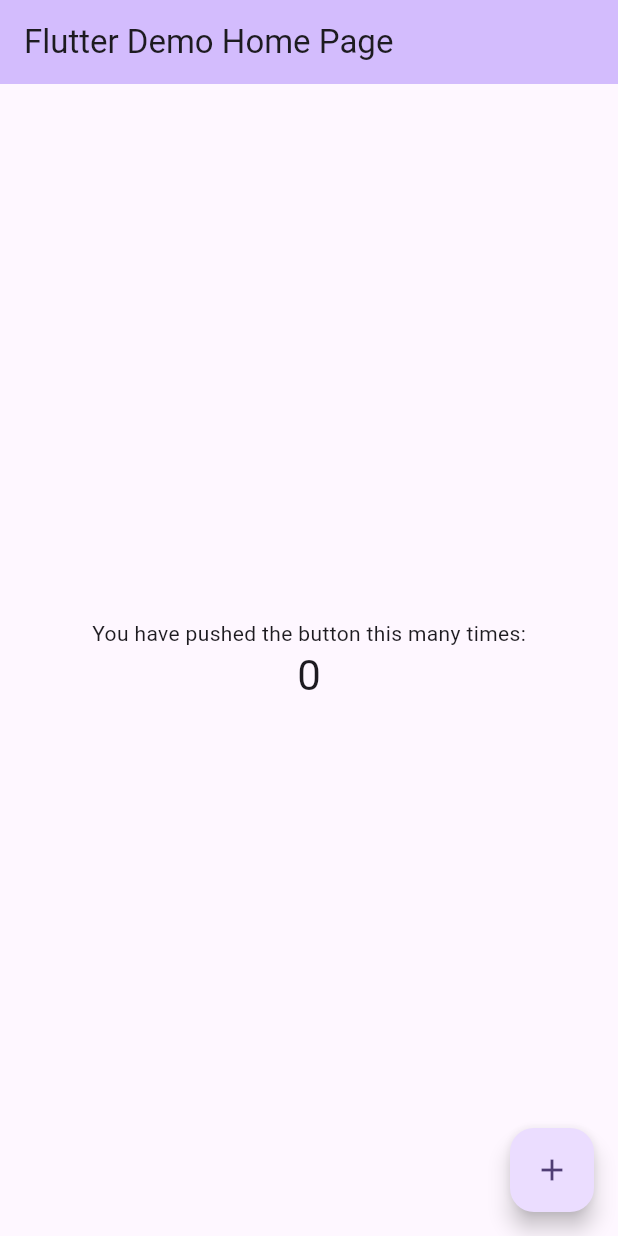
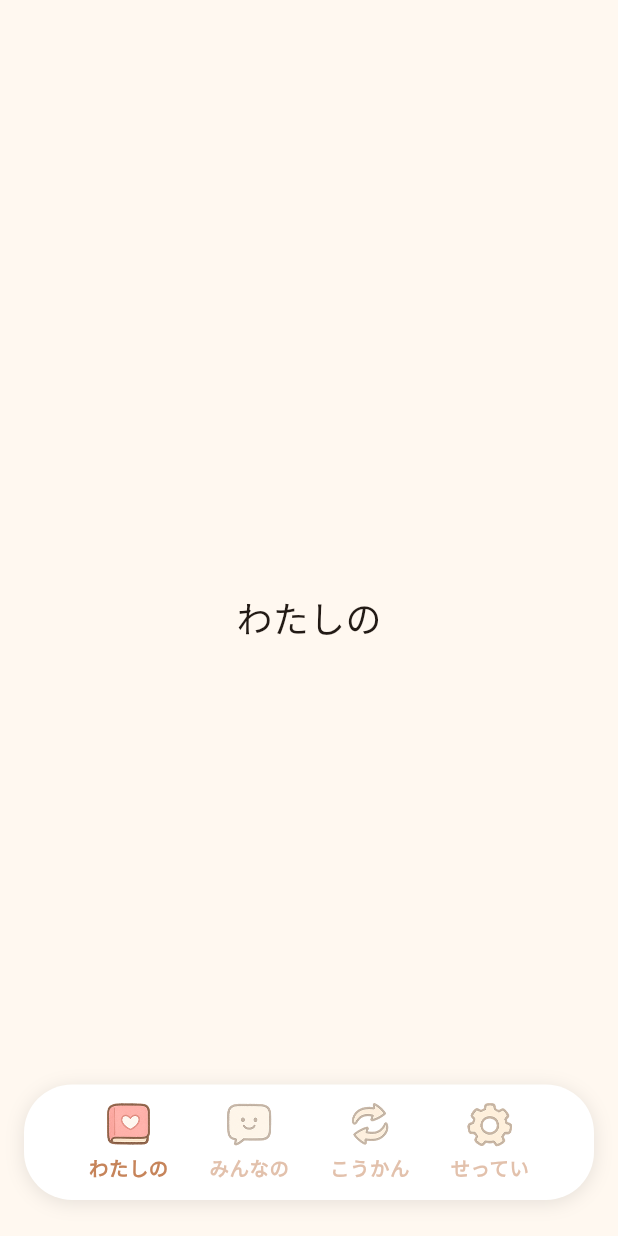
Before and after one commit to p2hacks2025/post-04, a Flutter app: the screen it shows after launch, on a phone screen of 412 x 824 dp. Run offline on Flutter 3.47's test engine with Material 3 defaults, Android fonts, the phone set to English and light mode, and no system bars; our stand-ins replace google_fonts.

Commit message:
feat: add bottom navigation bar with icons and haptics

```diff
--- a/lib/main.dart
+++ b/lib/main.dart
@@ -1,4 +1,7 @@
 import 'package:flutter/material.dart';
+import 'package:google_fonts/google_fonts.dart';
+
+import 'widgets/navigation_bar.dart';
 
 void main() {
   runApp(const MyApp());
@@ -7,116 +10,67 @@ void main() {
 class MyApp extends StatelessWidget {
   const MyApp({super.key});
 
-  // This widget is the root of your application.
   @override
   Widget build(BuildContext context) {
     return MaterialApp(
-      title: 'Flutter Demo',
-      theme: ThemeData(
-        // This is the theme of your application.
-        //
-        // TRY THIS: Try running your application with "flutter run". You'll see
-        // the application has a purple toolbar. Then, without quitting the app,
-        // try changing the seedColor in the colorScheme below to Colors.green
-        // and then invoke "hot reload" (save your changes or press the "hot
-        // reload" button in a Flutter-supported IDE, or press "r" if you used
-        // the command line to start the app).
-        //
-        // Notice that the counter didn't reset back to zero; the application
-        // state is not lost during the reload. To reset the state, use hot
-        // restart instead.
-        //
-        // This works for code too, not just values: Most code changes can be
-        // tested with just a hot reload.
-        colorScheme: .fromSeed(seedColor: Colors.deepPurple),
-      ),
-      home: const MyHomePage(title: 'Flutter Demo Home Page'),
+      title: 'Seal App',
+      theme: _buildTheme(),
+      home: const MainScreen(),
+    );
+  }
+
+  ThemeData _buildTheme() {
+    final ThemeData baseTheme = ThemeData(
+      colorScheme: ColorScheme.fromSeed(seedColor: const Color(0xFFC6845A)),
+    );
+
+    return baseTheme.copyWith(
+      textTheme: GoogleFonts.zenMaruGothicTextTheme(baseTheme.textTheme),
     );
   }
 }
 
-class MyHomePage extends StatefulWidget {
-  const MyHomePage({super.key, required this.title});
-
-  // This widget is the home page of your application. It is stateful, meaning
-  // that it has a State object (defined below) that contains fields that affect
-  // how it looks.
-
-  // This class is the configuration for the state. It holds the values (in this
-  // case the title) provided by the parent (in this case the App widget) and
-  // used by the build method of the State. Fields in a Widget subclass are
-  // always marked "final".
-
-  final String title;
+class MainScreen extends StatefulWidget {
+  const MainScreen({super.key});
 
   @override
-  State<MyHomePage> createState() => _MyHomePageState();
+  State<MainScreen> createState() => _MainScreenState();
 }
 
-class _MyHomePageState extends State<MyHomePage> {
-  int _counter = 0;
+class _MainScreenState extends State<MainScreen> {
+  int _selectedIndex = 0;
 
-  void _incrementCounter() {
-    setState(() {
-      // This call to setState tells the Flutter framework that something has
-      // changed in this State, which causes it to rerun the build method below
-      // so that the display can reflect the updated values. If we changed
-      // _counter without calling setState(), then the build method would not be
-      // called again, and so nothing would appear to happen.
-      _counter++;
-    });
-  }
+  final List<Widget> _pages = [
+    const Center(child: Text('わたしの', style: TextStyle(fontSize: 24))),
+    const Center(child: Text('みんなの', style: TextStyle(fontSize: 24))),
+    const Center(child: Text('こうかん', style: TextStyle(fontSize: 24))),
+    const Center(child: Text('せってい', style: TextStyle(fontSize: 24))),
+  ];
 
   @override
   Widget build(BuildContext context) {
-    // This method is rerun every time setState is called, for instance as done
-    // by the _incrementCounter method above.
-    //
-    // The Flutter framework has been optimized to make rerunning build methods
-    // fast, so that you can just rebuild anything that needs updating rather
-    // than having to individually change instances of widgets.
     return Scaffold(
-      appBar: AppBar(
-        // TRY THIS: Try changing the color here to a specific color (to
-        // Colors.amber, perhaps?) and trigger a hot reload to see the AppBar
-        // change color while the other colors stay the same.
-        backgroundColor: Theme.of(context).colorScheme.inversePrimary,
-        // Here we take the value from the MyHomePage object that was created by
-        // the App.build method, and use it to set our appbar title.
-        title: Text(widget.title),
-      ),
-      body: Center(
-        // Center is a layout widget. It takes a single child and positions it
-        // in the middle of the parent.
-        child: Column(
-          // Column is also a layout widget. It takes a list of children and
-          // arranges them vertically. By default, it sizes itself to fit its
-          // children horizontally, and tries to be as tall as its parent.
-          //
-          // Column has various properties to control how it sizes itself and
-          // how it positions its children. Here we use mainAxisAlignment to
-          // center the children vertically; the main axis here is the vertical
-          // axis because Columns are vertical (the cross axis would be
-          // horizontal).
-          //
-          // TRY THIS: Invoke "debug painting" (choose the "Toggle Debug Paint"
-          // action in the IDE, or press "p" in the console), to see the
-          // wireframe for each widget.
-          mainAxisAlignment: .center,
+      backgroundColor: const Color(0xFFFFF8F0),
+      body: SafeArea(
+        child: Stack(
           children: [
-            const Text('You have pushed the button this many times:'),
-            Text(
-              '$_counter',
-              style: Theme.of(context).textTheme.headlineMedium,
+            _pages[_selectedIndex],
+            Positioned(
+              left: 16,
+              right: 16,
+              bottom: 24,
+              child: CustomNavigationBar(
+                selectedIndex: _selectedIndex,
+                onItemTapped: (index) {
+                  setState(() {
+                    _selectedIndex = index;
+                  });
+                },
+              ),
             ),
           ],
         ),
       ),
-      floatingActionButton: FloatingActionButton(
-        onPressed: _incrementCounter,
-        tooltip: 'Increment',
-        child: const Icon(Icons.add),
-      ),
     );
   }
 }
--- /dev/null
+++ b/lib/widgets/navigation_bar.dart
@@ -0,0 +1,168 @@
+import 'package:flutter/material.dart';
+import 'package:flutter/services.dart';
+import 'package:google_fonts/google_fonts.dart';
+
+class CustomNavigationBar extends StatelessWidget {
+  const CustomNavigationBar({
+    super.key,
+    required this.selectedIndex,
+    required this.onItemTapped,
+  });
+
+  final int selectedIndex;
+  final ValueChanged<int> onItemTapped;
+
+  @override
+  Widget build(BuildContext context) {
+    return Container(
+      decoration: BoxDecoration(
+        color: Colors.white,
+        borderRadius: BorderRadius.circular(32),
+        boxShadow: [
+          BoxShadow(
+            color: Colors.black.withValues(alpha: 0.1),
+            blurRadius: 10,
+            offset: const Offset(0, 2),
+          ),
+        ],
+      ),
+      padding: const EdgeInsets.symmetric(horizontal: 16, vertical: 12),
+      child: Row(
+        mainAxisAlignment: MainAxisAlignment.spaceEvenly,
+        children: [
+          _NavItem(
+            iconPath: 'assets/icons/home_icon.png',
+            label: 'わたしの',
+            isSelected: selectedIndex == 0,
+            onTap: () => onItemTapped(0),
+          ),
+          _NavItem(
+            iconPath: 'assets/icons/timeline_icon.png',
+            label: 'みんなの',
+            isSelected: selectedIndex == 1,
+            onTap: () => onItemTapped(1),
+          ),
+          _NavItem(
+            iconPath: 'assets/icons/exchange_icon.png',
+            label: 'こうかん',
+            isSelected: selectedIndex == 2,
+            onTap: () => onItemTapped(2),
+          ),
+          _NavItem(
+            iconPath: 'assets/icons/settings_icon.png',
+            label: 'せってい',
+            isSelected: selectedIndex == 3,
+            onTap: () => onItemTapped(3),
+          ),
+        ],
+      ),
+    );
+  }
+}
+
+class _NavItem extends StatefulWidget {
+  const _NavItem({
+    required this.iconPath,
+    required this.label,
+    required this.isSelected,
+    required this.onTap,
+  });
+
+  final String iconPath;
+  final String label;
+  final bool isSelected;
+  final VoidCallback onTap;
+
+  @override
+  State<_NavItem> createState() => _NavItemState();
+}
+
+class _NavItemState extends State<_NavItem>
+    with SingleTickerProviderStateMixin {
+  static const double _iconSize = 30.0;
+  static const FontWeight _labelFontWeight = FontWeight.w900;
+
+  late final AnimationController _controller = AnimationController(
+    vsync: this,
+    duration: const Duration(milliseconds: 220),
+  );
+
+  late final Animation<double> _scaleAnimation = TweenSequence<double>([
+    TweenSequenceItem(
+      tween: Tween(
+        begin: 1.0,
+        end: 0.9,
+      ).chain(CurveTween(curve: Curves.easeOut)),
+      weight: 40,
+    ),
+    TweenSequenceItem(
+      tween: Tween(
+        begin: 0.9,
+        end: 1.05,
+      ).chain(CurveTween(curve: Curves.easeOutBack)),
+      weight: 35,
+    ),
+    TweenSequenceItem(
+      tween: Tween(
+        begin: 1.05,
+        end: 1.0,
+      ).chain(CurveTween(curve: Curves.easeInOut)),
+      weight: 25,
+    ),
+  ]).animate(_controller);
+
+  @override
+  void dispose() {
+    _controller.dispose();
+    super.dispose();
+  }
+
+  void _handleTap() {
+    HapticFeedback.selectionClick();
+    _controller.forward(from: 0);
+    widget.onTap();
+  }
+
+  @override
+  Widget build(BuildContext context) {
+    final Color labelColor = widget.isSelected
+        ? const Color(0xFFC6845A)
+        : const Color(0xFFC6845A).withOpacity(0.5);
+
+    return GestureDetector(
+      onTap: _handleTap,
+      behavior: HitTestBehavior.opaque,
+      child: ScaleTransition(
+        scale: _scaleAnimation,
+        child: Column(
+          mainAxisSize: MainAxisSize.min,
+          children: [
+            Opacity(
+              opacity: widget.isSelected ? 1.0 : 0.50,
+              child: SizedBox(
+                width: _iconSize,
+                height: _iconSize,
+                child: Image.asset(
+                  widget.iconPath,
+                  fit: BoxFit.contain,
+                  filterQuality: FilterQuality.high,
+                ),
+              ),
+            ),
+            const SizedBox(height: 4),
+            Text(
+              widget.label,
+              style: GoogleFonts.zenMaruGothic(
+                fontWeight: _labelFontWeight,
+                fontSize: 13,
+                color: labelColor,
+                letterSpacing: 0.3,
+              ),
+              textAlign: TextAlign.center,
+            ),
+          ],
+        ),
+      ),
+    );
+  }
+}
--- a/pubspec.yaml
+++ b/pubspec.yaml
@@ -34,6 +34,7 @@ dependencies:
   # The following adds the Cupertino Icons font to your application.
   # Use with the CupertinoIcons class for iOS style icons.
   cupertino_icons: ^1.0.8
+  google_fonts: ^6.3.3
 
 dev_dependencies:
   flutter_test:
@@ -58,9 +59,8 @@ flutter:
   uses-material-design: true
 
   # To add assets to your application, add an assets section, like this:
-  # assets:
-  #   - images/a_dot_burr.jpeg
-  #   - images/a_dot_ham.jpeg
+  assets:
+    - assets/icons/
 
   # An image asset can refer to one or more resolution-specific "variants", see
   # https://flutter.dev/to/resolution-aware-images
```
Also changed, not shown: assets/icons/exchange_icon.png (added), assets/icons/home_icon.png (added), assets/icons/settings_icon.png (added), assets/icons/timeline_icon.png (added), pubspec.lock, 7 other files.
